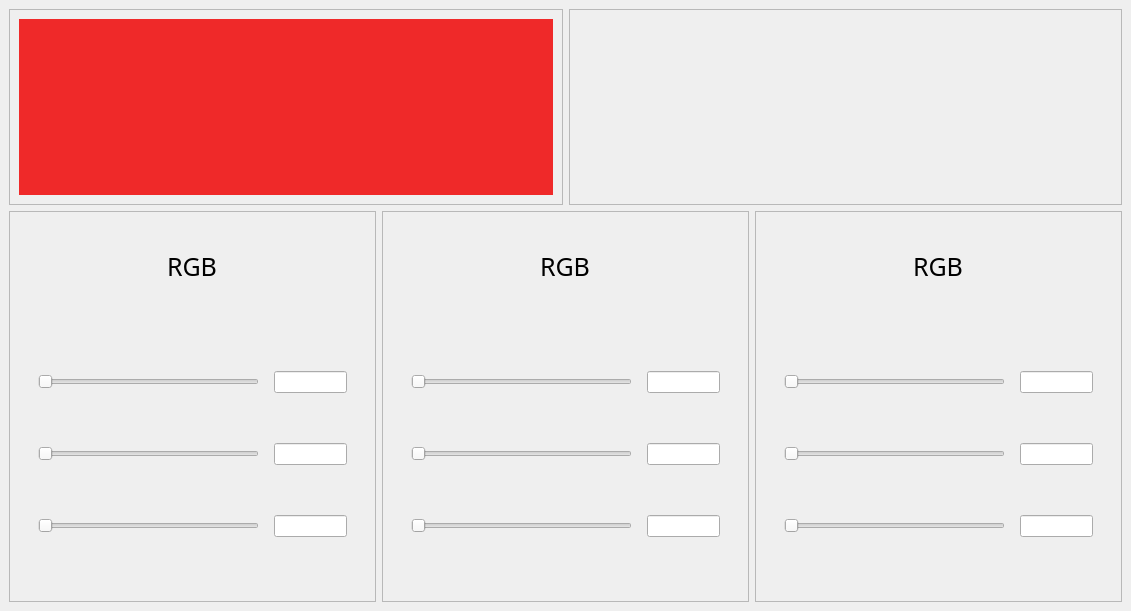
Qt form mainwindow.ui (sMeDDveD/ComputerGraphicsLab1) before a commit.
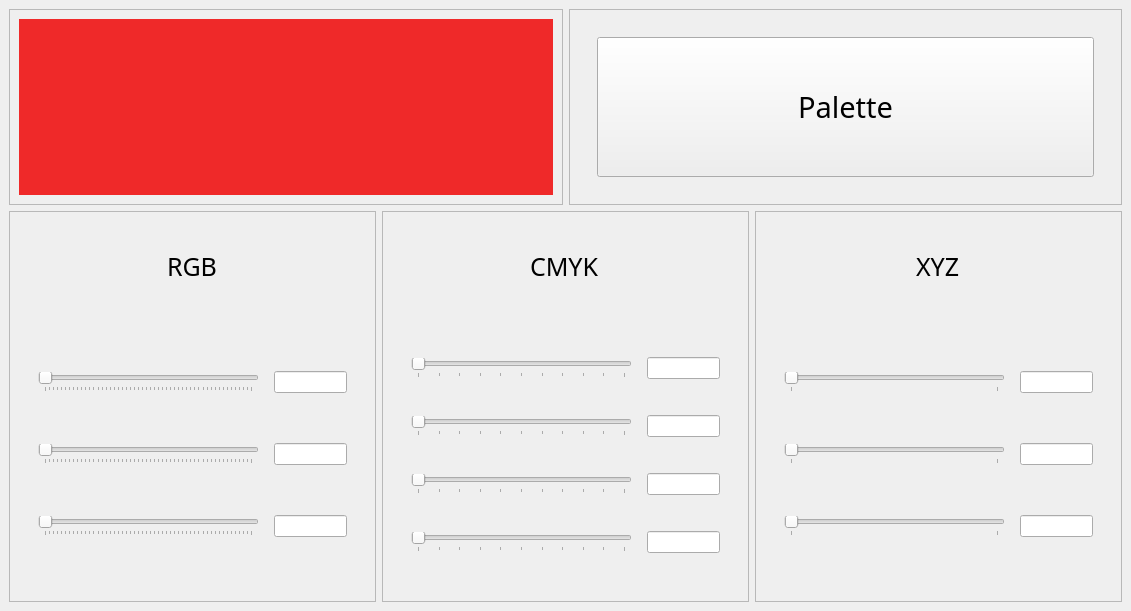
The same form after that commit.

The edit to the form file:
```diff
--- a/mainwindow.ui
+++ b/mainwindow.ui
@@ -33,7 +33,7 @@
        <enum>QLayout::SetMaximumSize</enum>
       </property>
       <item>
-       <layout class="QHBoxLayout" name="horizontalLayout_5">
+       <layout class="QHBoxLayout" name="horizontalLayout_5" stretch="0,0">
         <item>
          <widget class="QFrame" name="frame_4">
           <property name="sizePolicy">
@@ -76,7 +76,45 @@
           <layout class="QGridLayout" name="gridLayout_2">
            <item row="0" column="0">
             <widget class="QWidget" name="widget_6" native="true">
-             <layout class="QVBoxLayout" name="verticalLayout_20"/>
+             <layout class="QVBoxLayout" name="verticalLayout_20">
+              <item>
+               <layout class="QVBoxLayout" name="widgetLayot">
+                <item>
+                 <widget class="QWidget" name="widget" native="true">
+                  <property name="sizePolicy">
+                   <sizepolicy hsizetype="Minimum" vsizetype="Minimum">
+                    <horstretch>0</horstretch>
+                    <verstretch>0</verstretch>
+                   </sizepolicy>
+                  </property>
+                  <layout class="QHBoxLayout" name="horizontalLayout_23">
+                   <item>
+                    <widget class="QPushButton" name="paletteButton">
+                     <property name="sizePolicy">
+                      <sizepolicy hsizetype="Minimum" vsizetype="Minimum">
+                       <horstretch>0</horstretch>
+                       <verstretch>0</verstretch>
+                      </sizepolicy>
+                     </property>
+                     <property name="font">
+                      <font>
+                       <family>JetBrains Mono Medium</family>
+                       <pointsize>22</pointsize>
+                       <weight>50</weight>
+                       <bold>false</bold>
+                      </font>
+                     </property>
+                     <property name="text">
+                      <string>Palette</string>
+                     </property>
+                    </widget>
+                   </item>
+                  </layout>
+                 </widget>
+                </item>
+               </layout>
+              </item>
+             </layout>
             </widget>
            </item>
           </layout>
@@ -160,8 +198,11 @@
                     <property name="orientation">
                      <enum>Qt::Horizontal</enum>
                     </property>
+                    <property name="tickPosition">
+                     <enum>QSlider::TicksBelow</enum>
+                    </property>
                     <property name="tickInterval">
-                     <number>0</number>
+                     <number>5</number>
                     </property>
                    </widget>
                   </item>
@@ -189,8 +230,11 @@
                     <property name="orientation">
                      <enum>Qt::Horizontal</enum>
                     </property>
+                    <property name="tickPosition">
+                     <enum>QSlider::TicksBelow</enum>
+                    </property>
                     <property name="tickInterval">
-                     <number>0</number>
+                     <number>5</number>
                     </property>
                    </widget>
                   </item>
@@ -218,8 +262,11 @@
                     <property name="orientation">
                      <enum>Qt::Horizontal</enum>
                     </property>
+                    <property name="tickPosition">
+                     <enum>QSlider::TicksBelow</enum>
+                    </property>
                     <property name="tickInterval">
-                     <number>0</number>
+                     <number>5</number>
                     </property>
                    </widget>
                   </item>
@@ -276,7 +323,7 @@
                   </font>
                  </property>
                  <property name="text">
-                  <string>RGB</string>
+                  <string>CMYK</string>
                  </property>
                  <property name="textFormat">
                   <enum>Qt::MarkdownText</enum>
@@ -302,13 +349,19 @@
                   <item>
                    <widget class="QSlider" name="horizontalSlider_12">
                     <property name="maximum">
-                     <number>255</number>
+                     <number>100</number>
+                    </property>
+                    <property name="singleStep">
+                     <number>1</number>
                     </property>
                     <property name="orientation">
                      <enum>Qt::Horizontal</enum>
                     </property>
+                    <property name="tickPosition">
+                     <enum>QSlider::TicksBelow</enum>
+                    </property>
                     <property name="tickInterval">
-                     <number>0</number>
+                     <number>10</number>
                     </property>
                    </widget>
                   </item>
@@ -331,13 +384,19 @@
                   <item>
                    <widget class="QSlider" name="horizontalSlider_13">
                     <property name="maximum">
-                     <number>255</number>
+                     <number>100</number>
+                    </property>
+                    <property name="singleStep">
+                     <number>1</number>
                     </property>
                     <property name="orientation">
                      <enum>Qt::Horizontal</enum>
                     </property>
+                    <property name="tickPosition">
+                     <enum>QSlider::TicksBelow</enum>
+                    </property>
                     <property name="tickInterval">
-                     <number>0</number>
+                     <number>10</number>
                     </property>
                    </widget>
                   </item>
@@ -360,18 +419,56 @@
                   <item>
                    <widget class="QSlider" name="horizontalSlider_14">
                     <property name="maximum">
-                     <number>255</number>
+                     <number>100</number>
                     </property>
                     <property name="orientation">
                      <enum>Qt::Horizontal</enum>
                     </property>
+                    <property name="tickPosition">
+                     <enum>QSlider::TicksBelow</enum>
+                    </property>
                     <property name="tickInterval">
-                     <number>0</number>
+                     <number>10</number>
                     </property>
                    </widget>
                   </item>
                   <item>
-                   <widget class="QLineEdit" name="lineEdit_14"/>
+                   <widget class="QLineEdit" name="lineEditY"/>
+                  </item>
+                 </layout>
+                </item>
+                <item>
+                 <layout class="QHBoxLayout" name="horizontalLayout_22" stretch="6,2">
+                  <property name="spacing">
+                   <number>15</number>
+                  </property>
+                  <property name="leftMargin">
+                   <number>10</number>
+                  </property>
+                  <property name="rightMargin">
+                   <number>10</number>
+                  </property>
+                  <item>
+                   <widget class="QSlider" name="sliderK">
+                    <property name="maximum">
+                     <number>100</number>
+                    </property>
+                    <property name="singleStep">
+                     <number>1</number>
+                    </property>
+                    <property name="orientation">
+                     <enum>Qt::Horizontal</enum>
+                    </property>
+                    <property name="tickPosition">
+                     <enum>QSlider::TicksBelow</enum>
+                    </property>
+                    <property name="tickInterval">
+                     <number>10</number>
+                    </property>
+                   </widget>
+                  </item>
+                  <item>
+                   <widget class="QLineEdit" name="lineEditK"/>
                   </item>
                  </layout>
                 </item>
@@ -423,7 +520,7 @@
                   </font>
                  </property>
                  <property name="text">
-                  <string>RGB</string>
+                  <string>XYZ</string>
                  </property>
                  <property name="textFormat">
                   <enum>Qt::MarkdownText</enum>
@@ -449,13 +546,16 @@
                   <item>
                    <widget class="QSlider" name="horizontalSlider_15">
                     <property name="maximum">
-                     <number>255</number>
+                     <number>100</number>
                     </property>
                     <property name="orientation">
                      <enum>Qt::Horizontal</enum>
                     </property>
+                    <property name="tickPosition">
+                     <enum>QSlider::TicksBelow</enum>
+                    </property>
                     <property name="tickInterval">
-                     <number>0</number>
+                     <number>100</number>
                     </property>
                    </widget>
                   </item>
@@ -478,13 +578,16 @@
                   <item>
                    <widget class="QSlider" name="horizontalSlider_16">
                     <property name="maximum">
-                     <number>255</number>
+                     <number>100</number>
                     </property>
                     <property name="orientation">
                      <enum>Qt::Horizontal</enum>
                     </property>
+                    <property name="tickPosition">
+                     <enum>QSlider::TicksBelow</enum>
+                    </property>
                     <property name="tickInterval">
-                     <number>0</number>
+                     <number>100</number>
                     </property>
                    </widget>
                   </item>
@@ -507,13 +610,16 @@
                   <item>
                    <widget class="QSlider" name="horizontalSlider_17">
                     <property name="maximum">
-                     <number>255</number>
+                     <number>100</number>
                     </property>
                     <property name="orientation">
                      <enum>Qt::Horizontal</enum>
                     </property>
+                    <property name="tickPosition">
+                     <enum>QSlider::TicksBelow</enum>
+                    </property>
                     <property name="tickInterval">
-                     <number>0</number>
+                     <number>100</number>
                     </property>
                    </widget>
                   </item>
```
Left out of the diff: 33 changed lines with no effect on the pictures.
